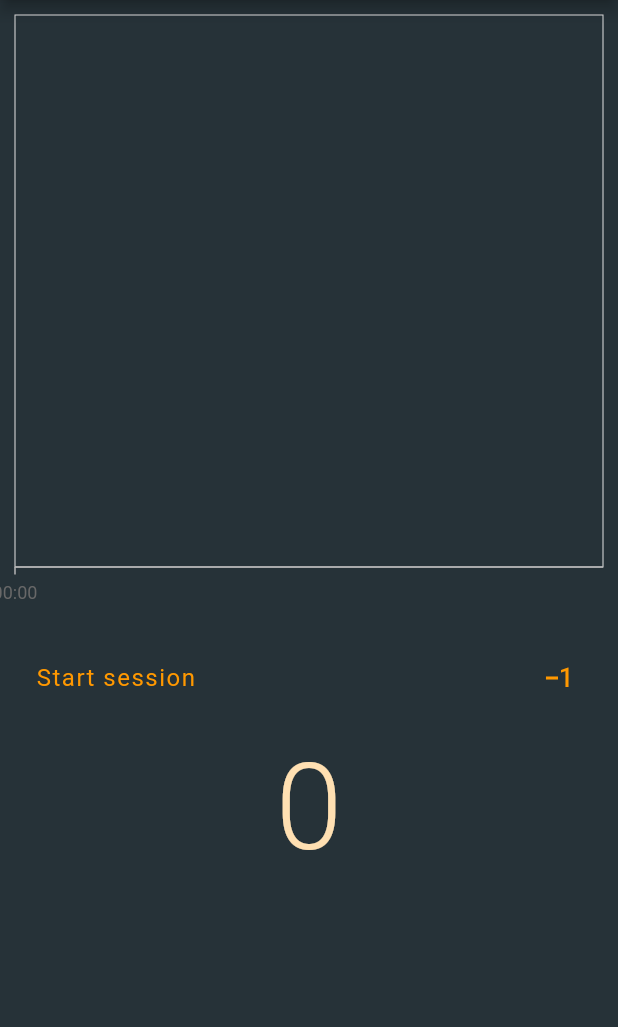
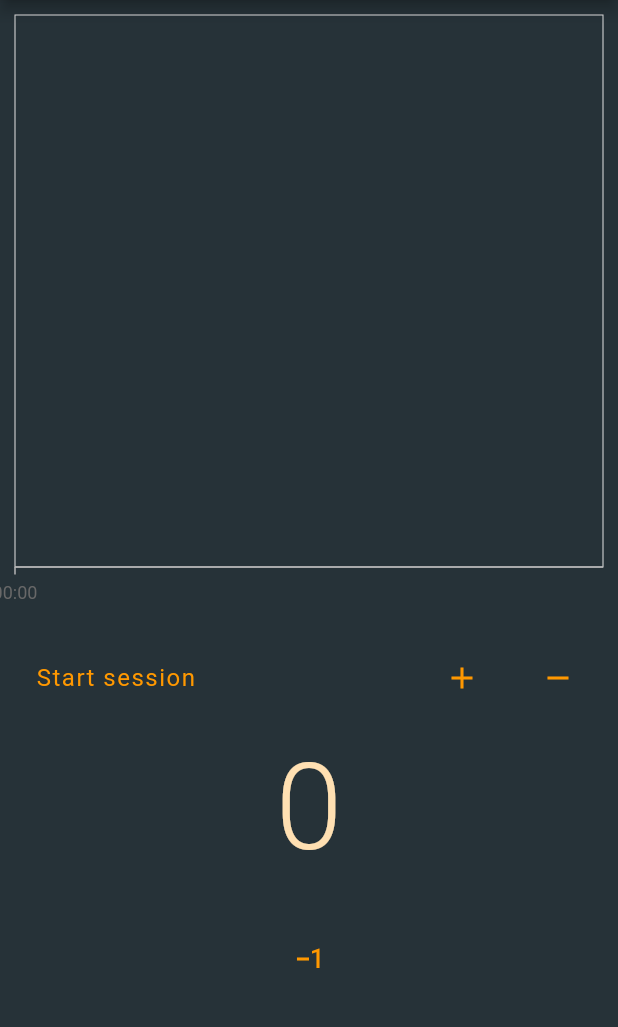
Before and after one commit to kivimike/event_counter, a Flutter app: the CurrentExperimentPage screen opened by its route, on a phone screen of 412 x 824 dp, the part 84-1111 px from its top. Run offline on Flutter 3.47's test engine with Material 2 defaults, Android fonts, the phone set to English and light mode, and no system bars; our stand-ins replace hive, hive_flutter, syncfusion_flutter_charts; accounts and stored records are empty.

Commit message:
controllers added

```diff
--- a/lib/pages/current_experiment_page.dart
+++ b/lib/pages/current_experiment_page.dart
@@ -13,26 +13,28 @@ class CurrentExperimentPage extends StatefulWidget {
 }
 
 class _CurrentExperimentPageState extends State<CurrentExperimentPage> {
-
   ClickerDatabase db = ClickerDatabase();
   TextEditingController controller = TextEditingController();
 
-  var counter = 0;
+  int inputControllersNumber = 1;
+  List counter = [0, 0, 0];
   bool sessionIsActive = true;
   String session_status = 'Start session';
-  List<Event> eventList = [];
+  Map eventList = {0: [], 1: [],2: []};
   late DateTime dateTimeStart;
   late DateTime dateTimeEnd;
 
+  List colors = [Colors.orange.shade100, Colors.green.shade100, Colors.red.shade100];
+  Map fontsizes = {1: 80.0, 2: 80.0, 3: 50.0};
 
-  void increment() {
+  void increment(int i) {
     if (sessionIsActive == true) {
-      if (counter == 0) {
+      if (counter[0] == 0 && counter[1] == 0 && counter[2] == 0) {
         start_session();
       }
       setState(() {
-        counter++;
-        eventList.add(Event(number: counter, dateTime: DateTime.now()));
+        counter[i]++;
+        eventList[i].add(Event(number: counter[i], dateTime: DateTime.now()));
       });
     }
   }
@@ -40,8 +42,10 @@ class _CurrentExperimentPageState extends State<CurrentExperimentPage> {
   void start_session() {
     dateTimeStart = DateTime.now();
     setState(() {
-      counter = 0;
-      eventList.add(Event(number: 0, dateTime: DateTime.now()));
+      counter = [0,0,0];
+      for (int i = 0; i < counter.length; ++i){
+        eventList[i].add(Event(number: 0, dateTime: DateTime.now()));
+      }
       session_status = 'Stop session';
     });
   }
@@ -54,12 +58,12 @@ class _CurrentExperimentPageState extends State<CurrentExperimentPage> {
     }
   }
 
-  void decrease() {
+  void decrease(i) {
     if (sessionIsActive == true) {
       setState(() {
-        if (counter > 0) {
-          counter--;
-          eventList.removeLast();
+        if (counter[i] > 0) {
+          counter[i]--;
+          eventList[i].removeLast();
           print(eventList);
         }
       });
@@ -74,8 +78,8 @@ class _CurrentExperimentPageState extends State<CurrentExperimentPage> {
     });
   }
 
-  void save(){
-    if (sessionIsActive == true){
+  void save() {
+    if (sessionIsActive == true) {
       stop_session();
     }
     db.loadData();
@@ -84,7 +88,6 @@ class _CurrentExperimentPageState extends State<CurrentExperimentPage> {
       'dateTimeStart': dateTimeStart,
       'dateTimeEnd': dateTimeEnd,
       'events': eventList
-
     };
     db.records.insert(0, record);
     db.updateDatabase();
@@ -93,7 +96,6 @@ class _CurrentExperimentPageState extends State<CurrentExperimentPage> {
     controller.clear();
     Navigator.pop(context);
     Navigator.pop(context);
-
   }
 
   void cancelDialogBox() {
@@ -101,10 +103,80 @@ class _CurrentExperimentPageState extends State<CurrentExperimentPage> {
     Navigator.pop(context);
   }
 
-  void saveDialog(){
-    showDialog(context: context, builder: (context){
-      return SaveAlertBox(onSave: save, onCancel: cancelDialogBox, controller: controller);
-    });
+  void saveDialog() {
+    showDialog(
+        context: context,
+        builder: (context) {
+          return SaveAlertBox(
+              onSave: save, onCancel: cancelDialogBox, controller: controller);
+        });
+  }
+
+  void addControllers(){
+    if(inputControllersNumber < 3){
+      inputControllersNumber++;
+    }
+  }
+
+  void removeControllers(){
+    if(inputControllersNumber > 1){
+      inputControllersNumber--;
+    }
+  }
+
+  List<Widget> inputControllers() {
+
+    double icWidth = MediaQuery.of(context).size.width / inputControllersNumber;
+    List<Widget> ics = [];
+    for (int i = 0; i < inputControllersNumber; ++i) {
+      ics.add(Column(
+        children: [
+          GestureDetector(
+            onTap: () {
+              increment(i);
+            },
+            child: SizedBox(
+              height: MediaQuery.of(context).size.height * 0.15,
+              width: icWidth,
+              child: Text(
+                '${counter[i]}',
+                style: TextStyle(
+                  fontSize: fontsizes[inputControllersNumber],
+                  fontWeight: FontWeight.w300,
+                  color: colors[i],
+                ),
+                textAlign: TextAlign.center,
+              ),
+            ),
+          ),
+          IconButton(
+              onPressed: () {
+                decrease(i);
+              },
+              icon: Icon(Icons.exposure_minus_1),
+              color: Colors.orange),
+        ],
+      ));
+    }
+    return ics;
+  }
+
+  List<ChartSeries> charts(){
+    List<ChartSeries> charts = [];
+    for (int i = 0; i < counter.length; ++i){
+      charts.add(
+        AreaSeries<dynamic, DateTime>(
+          dataSource: eventList[i],
+          xValueMapper: (data, _) => data.dateTime,
+          yValueMapper: (data, _) => data.number,
+          color: colors[i],
+          opacity: 0.8,
+          borderColor: Colors.blueGrey.shade50,
+          borderWidth: 1
+        ),
+      );
+    }
+    return charts;
   }
 
   @override
@@ -119,7 +191,13 @@ class _CurrentExperimentPageState extends State<CurrentExperimentPage> {
                       letterSpacing: 1.5,
                       fontWeight: FontWeight.w400,
                       fontSize: 28))),
-          actions: [IconButton(onPressed: () {saveDialog();}, icon: Icon(Icons.save))],
+          actions: [
+            IconButton(
+                onPressed: () {
+                  saveDialog();
+                },
+                icon: Icon(Icons.save))
+          ],
         ),
         resizeToAvoidBottomInset: false,
         backgroundColor: Colors.blueGrey.shade900,
@@ -133,14 +211,7 @@ class _CurrentExperimentPageState extends State<CurrentExperimentPage> {
                       majorGridLines: MajorGridLines(width: 0)),
                   primaryYAxis: (NumericAxis(isVisible: false)),
                   //tooltipBehavior: _tooltipBehavior,
-                  series: <ChartSeries>[
-                    AreaSeries<Event, DateTime>(
-                      dataSource: eventList,
-                      xValueMapper: (Event data, _) => data.dateTime,
-                      yValueMapper: (Event data, _) => data.number,
-                      color: Colors.orange.shade100,
-                    ),
-                  ]),
+                  series: charts()),
             ),
             Row(
               children: [
@@ -161,33 +232,31 @@ class _CurrentExperimentPageState extends State<CurrentExperimentPage> {
                 ),
                 Spacer(),
                 Padding(
+                  padding: const EdgeInsets.all(0),
+                  child: IconButton(
+                      onPressed: () {
+                        setState(() {
+                          addControllers();
+                        });
+                      },
+                      icon: Icon(Icons.add),
+                      color: Colors.orange),
+                ),
+                Padding(
                   padding: const EdgeInsets.all(16.0),
                   child: IconButton(
                       onPressed: () {
-                        decrease();
+                        setState(() {
+                          removeControllers();
+                        });
                       },
-                      icon: Icon(Icons.exposure_minus_1),
+                      icon: Icon(Icons.remove),
                       color: Colors.orange),
                 ),
               ],
             ),
-            GestureDetector(
-              onTap: () {
-                increment();
-              },
-              child: SizedBox(
-                height: MediaQuery.of(context).size.height * 0.3,
-                width: MediaQuery.of(context).size.width,
-                child: Text(
-                  '${counter}',
-                  style: TextStyle(
-                    fontSize: 80,
-                    fontWeight: FontWeight.w300,
-                    color: Colors.orange.shade100,
-                  ),
-                  textAlign: TextAlign.center,
-                ),
-              ),
+            Row(
+              children: inputControllers(),
             )
           ],
         ));
```
